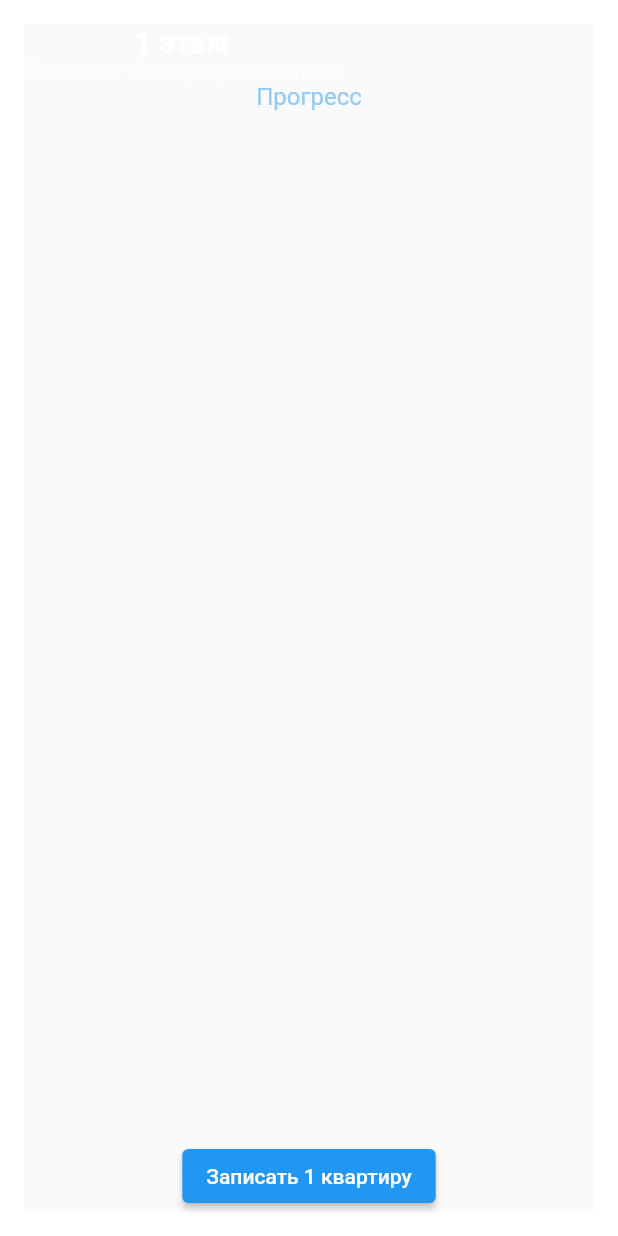
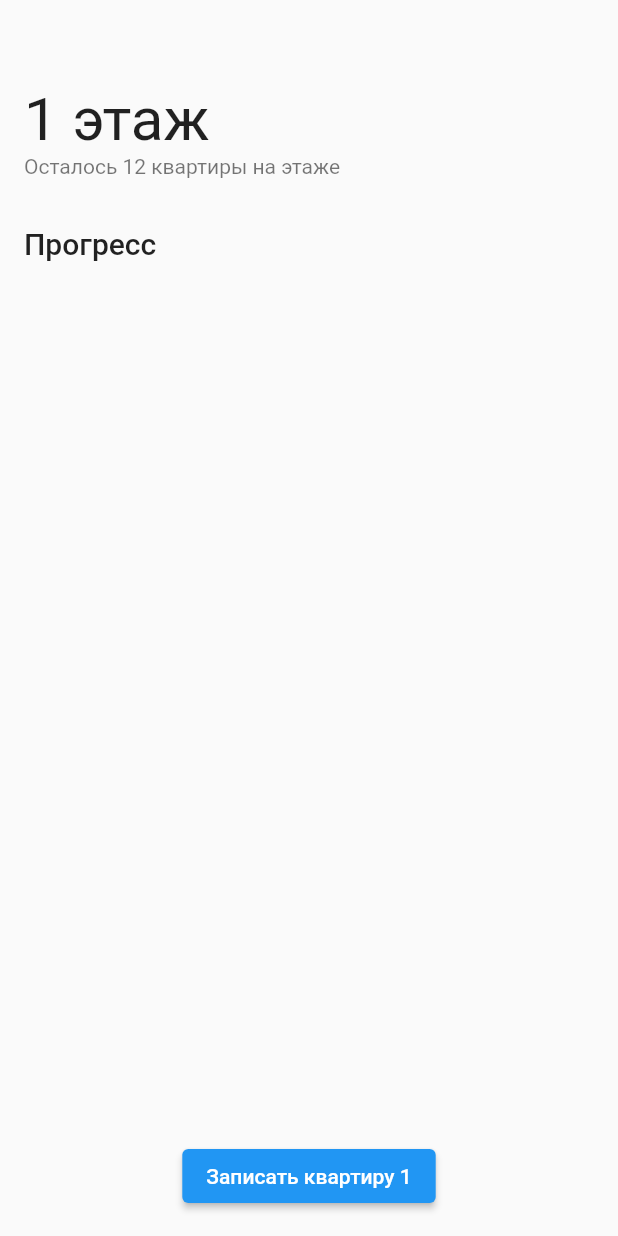
Before and after one commit to voyager-108/frontend, a Flutter app: the screen it shows after launch, on a phone screen of 412 x 824 dp. Run offline on Flutter 3.47's test engine with Material 2 defaults, Android fonts, the phone set to English and light mode, and no system bars; our stand-ins replace camera, flutter_riverpod, location.

```diff
--- /dev/null
+++ b/lib/camera/presentation/camera_page_change_notifier.dart
@@ -0,0 +1,36 @@
+import 'package:flutter/cupertino.dart';
+import 'package:frontend/camera/presentation/camera_page_state.dart';
+
+import '../../models/house_model.dart';
+import '../../models/progress_model.dart';
+
+class CameraPageChangeNotifier extends ChangeNotifier {
+  final _state = CameraPageState(
+      HouseModel([
+        FloorModel(1, 12),
+        FloorModel(2, 11),
+        FloorModel(3, 13),
+        FloorModel(4, 10),
+      ]),
+      HouseProgressModel());
+
+  bool isRecording() => _state.currentlyRecordingFlat != null;
+  int? currentlyRecordingFlat() => _state.currentlyRecordingFlat;
+  int currentFloor() => _state.house.currentFloor;
+  int currentFlat() => _state.house.currentFlat;
+  int currentFlatsLeft() => _state.house.currentFlatsLeft;
+  int progressLength() => _state.progress.progress.length;
+  FloorProgressModel progressElement(int index) =>
+      _state.progress.progress[index];
+
+  void startRecording() {
+    _state.currentlyRecordingFlat = _state.house.currentFlat;
+    _state.house.nextFlat();
+    notifyListeners();
+  }
+
+  void stopRecording() {
+    _state.currentlyRecordingFlat = null;
+    notifyListeners();
+  }
+}
--- a/lib/camera/presentation/camera_page_states.dart
+++ b/lib/camera/presentation/camera_page_state.dart
@@ -1,10 +1,10 @@
 import '../../models/house_model.dart';
 import '../../models/progress_model.dart';
 
-class CameraPageStates {
+class CameraPageState {
   HouseModel house;
   HouseProgressModel progress;
-  int? currentlyRecordingFloor;
+  int? currentlyRecordingFlat;
 
-  CameraPageStates(this.house, this.progress);
+  CameraPageState(this.house, this.progress);
 }
--- a/lib/camera/view/pages/house_page.dart
+++ b/lib/camera/view/pages/house_page.dart
@@ -5,20 +5,20 @@ import 'package:frontend/camera/view/pages/progress_page.dart';
 import '../../../di.dart';
 import '../../camera_di.dart';
 import 'camera_page.dart';
+import 'dart:developer' as dev;
 
 class HousePage extends ConsumerStatefulWidget {
   const HousePage({Key? key}) : super(key: key);
 
   @override
-  ConsumerState<HousePage> createState() => _CameraPageState();
+  ConsumerState<HousePage> createState() => _HousePageState();
 }
 
-class _CameraPageState extends ConsumerState<HousePage> {
+class _HousePageState extends ConsumerState<HousePage> {
   @override
   void initState() {
     ref.read(CameraDI.cameraPageControllerProvider).initCamera(ref);
     super.initState();
-    ref.read(DI.locationManagerProvider);
   }
 
   @override
@@ -29,12 +29,17 @@ class _CameraPageState extends ConsumerState<HousePage> {
 
   @override
   Widget build(BuildContext context) {
-    if (ref.watch(DI.housePageState).currentlyRecordingFloor == null) {
+    if (!ref.watch(CameraDI.isCameraInitialized)) {
+      // The camera is not initialized
+      return const Center(
+        child: Text("Нет доступа к камере"),
+      );
+    } else if (ref.watch(DI.housePageState).isRecording()) {
+      // The camera is recording
+      return const CameraPage();
+    } else {
       // The camera is idle
       return const ProgressPage();
-    } else {
-      // The camera is recording
-      return const CameraPage();
     }
   }
 }
--- a/lib/camera/view/pages/progress_page.dart
+++ b/lib/camera/view/pages/progress_page.dart
@@ -15,25 +15,30 @@ class ProgressPage extends ConsumerStatefulWidget {
 
 class _ProgressPageState extends ConsumerState<ProgressPage> {
   @override
-  Widget build(BuildContext context) => Scaffold(
-        body: Column(
-          mainAxisAlignment: MainAxisAlignment.start,
+  Widget build(BuildContext context) => SafeArea(
+        child: Column(
+          crossAxisAlignment: CrossAxisAlignment.stretch,
+          mainAxisSize: MainAxisSize.max,
           children: [
             const FloorTitle(),
-            Text(
+            Padding(
+              padding: const EdgeInsets.only(left: 16.0),
+              child: Text(
                 "Прогресс",
+                textAlign: TextAlign.start,
                 style: Theme.of(context)
                     .textTheme
-                  .titleMedium
-                  ?.apply(color: Theme.of(context).colorScheme.background),
+                    .titleLarge
+                    ?.apply(color: Colors.black87),
               ),
+            ),
+            // TODO make another widget for the empty list
             Expanded(
               child: ListView.builder(
-                  itemCount:
-                      ref.watch(DI.housePageState).progress.progress.length,
+                  itemCount: ref.watch(DI.housePageState).progressLength(),
                   itemBuilder: (context, index) {
                     switch (
-                        ref.watch(DI.housePageState).progress.progress[index]) {
+                        ref.watch(DI.housePageState).progressElement(index)) {
                       case FloorProgressLoading state:
                         return ListTile(
                           title: Text(
@@ -56,15 +61,20 @@ class _ProgressPageState extends ConsumerState<ProgressPage> {
                   }),
             ),
             const Spacer(),
-            ElevatedButton(
+            Align(
+              alignment: Alignment.center,
+              child: Padding(
+                padding: const EdgeInsets.only(bottom: 16.0),
+                child: ElevatedButton(
                     onPressed: () {
                       ref
                           .read(CameraDI.cameraPageControllerProvider)
-                      .startRecording(
-                          ref, ref.read(DI.housePageState).house.currentFloor);
+                          .startRecording(ref);
                     },
                     child: Text(
-                    "Записать ${ref.watch(DI.housePageState).house.currentFlat} квартиру"))
+                        "Записать квартиру ${ref.watch(DI.housePageState).currentFlat()}")),
+              ),
+            )
           ],
         ),
       );
--- a/lib/camera/view/widgets/floor_title.dart
+++ b/lib/camera/view/widgets/floor_title.dart
@@ -15,45 +15,50 @@ class _FloorTitleState extends ConsumerState<FloorTitle> {
 
   @override
   Widget build(BuildContext context) {
-    if (ref.watch(DI.housePageState).currentlyRecordingFloor == null) {
-      // the floor is being recorded
-      lightTheme = false;
-    } else {
-      // the user watches on the progress
-      lightTheme = true;
-    }
-    return Stack(children: [
-      lightTheme
-          ? Container()
-          : Container(
-              decoration: BoxDecoration(
+    lightTheme = !ref.watch(DI.housePageState).isRecording();
+    return Container(
+      decoration: lightTheme
+          ? const BoxDecoration()
+          : BoxDecoration(
               gradient: LinearGradient(
                 begin: Alignment.topCenter,
                 end: Alignment.bottomCenter,
                 colors: <Color>[
-                  Colors.black.withOpacity(0.5),
+                  Colors.black.withOpacity(0.7),
                   Colors.black.withOpacity(0.0),
                 ],
               ),
-            )),
-      Column(
+            ),
+      child: Padding(
+        padding: const EdgeInsets.all(16.0),
+        child: Column(
+          crossAxisAlignment: CrossAxisAlignment.start,
           children: [
+            const SizedBox(
+              height: 40,
+            ),
+            Text("${ref.watch(DI.housePageState).currentFloor()} этаж",
+                textAlign: TextAlign.start,
+                style: Theme.of(context)
+                    .textTheme
+                    .headlineLarge
+                    ?.apply(color: lightTheme ? Colors.black87 : Colors.white)),
             Text(
-            "${ref.watch(DI.housePageState).house.currentFloor} этаж",
-            style: Theme.of(context).textTheme.titleLarge?.apply(
-                color: lightTheme
-                    ? Theme.of(context).colorScheme.primary
-                    : Colors.white),
-          ),
-          Text(
-            "Осталось ${ref.watch(DI.housePageState).house.currentFlatsLeft} квартиры на этаже",
+              lightTheme
+                  ? "Осталось ${ref.watch(DI.housePageState).currentFlatsLeft()} квартиры на этаже"
+                  : "Записывается ${ref.watch(DI.housePageState).currentlyRecordingFlat()!} квартира, осталось ${ref.watch(DI.housePageState).currentFlatsLeft()}",
+              textAlign: TextAlign.start,
               style: Theme.of(context).textTheme.bodyMedium?.apply(
                   color: lightTheme
-                    ? Theme.of(context).colorScheme.secondary
+                      ? Colors.black54
                       : Colors.white.withOpacity(0.5)),
+            ),
+            SizedBox(
+              height: lightTheme ? 16 : 80,
             )
           ],
         ),
-    ]);
+      ),
+    );
   }
 }
--- a/lib/di.dart
+++ b/lib/di.dart
@@ -1,7 +1,8 @@
 import 'package:camera/camera.dart';
 import 'package:flutter_riverpod/flutter_riverpod.dart';
+import 'package:frontend/camera/presentation/camera_page_change_notifier.dart';
 
-import 'camera/presentation/camera_page_states.dart';
+import 'camera/presentation/camera_page_state.dart';
 import 'location/location_history.dart';
 import 'location/location_manager.dart';
 import 'models/house_model.dart';
@@ -15,12 +16,6 @@ class DI {
   static final locationManagerProvider =
       Provider((ref) => LocationManager(ref));
   static final housePageState =
-      StateProvider<CameraPageStates>((_) => CameraPageStates(
-          HouseModel([
-            FloorModel(1, 12),
-            FloorModel(2, 11),
-            FloorModel(3, 13),
-            FloorModel(4, 10),
-          ]),
-          HouseProgressModel()));
+      ChangeNotifierProvider<CameraPageChangeNotifier>(
+          (_) => CameraPageChangeNotifier());
 }
--- a/lib/main.dart
+++ b/lib/main.dart
@@ -1,5 +1,7 @@
 import 'package:flutter/material.dart';
 import 'package:flutter_riverpod/flutter_riverpod.dart';
+import 'package:frontend/camera/view/pages/progress_page.dart';
+import 'package:frontend/camera/view/widgets/floor_title.dart';
 import 'camera/view/pages/house_page.dart';
 
 void main() {
@@ -12,11 +14,7 @@ class MyApp extends StatelessWidget {
   @override
   Widget build(BuildContext context) {
     return const MaterialApp(
-      debugShowCheckedModeBanner: false,
-      home: ProviderScope(
-          child: SafeArea(
-              child:
-                  Padding(padding: EdgeInsets.all(16.0), child: HousePage()))),
+      home: ProviderScope(child: Scaffold(body: HousePage())),
     );
   }
 }
--- a/pubspec.yaml
+++ b/pubspec.yaml
@@ -38,7 +38,6 @@ dependencies:
   camera: ^0.10.5
   flutter_riverpod: ^2.3.6
   location: ^4.4.0
-  sensors_plus: ^3.0.1
 
 dev_dependencies:
   flutter_test:
```
Also changed, not shown: lib/camera/presentation/camera_page_controller.dart (+16 -34 lines), lib/camera/view/pages/camera_page.dart (+16 -9 lines), pubspec.lock, 1 other file. Lines whose indentation alone changed are shown as unchanged.
